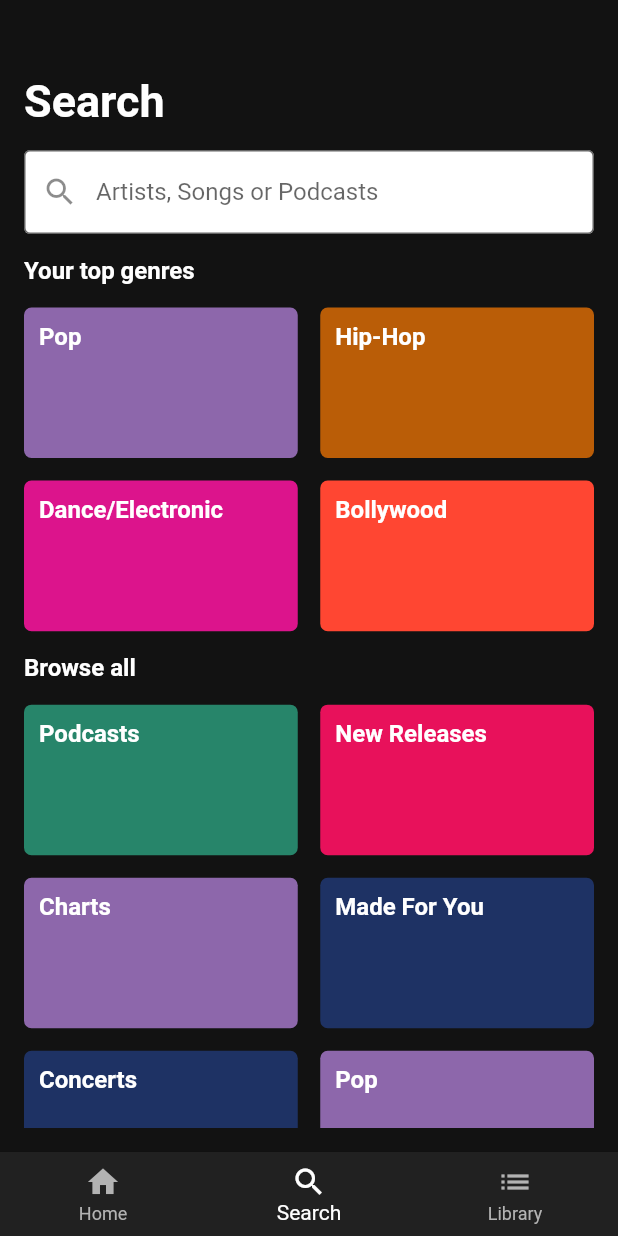
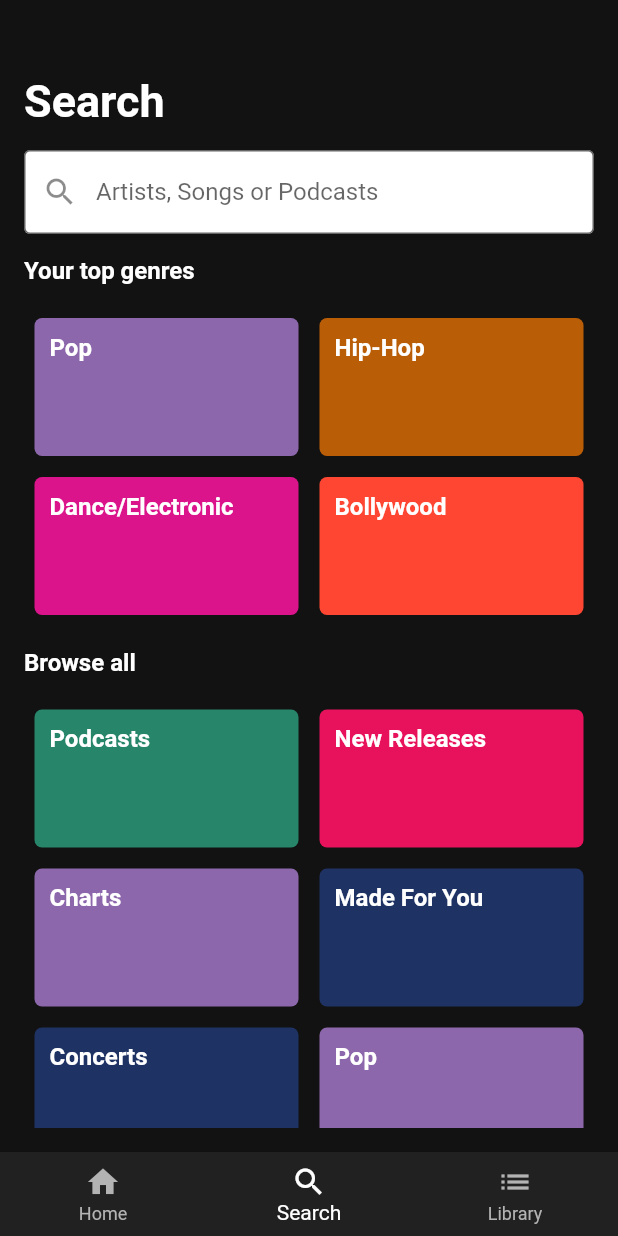
Before and after one commit to GLADI8R/spotify_clone, a Flutter app: the screen it shows after launch, item 2 of the bottom bar chosen, on a phone screen of 412 x 824 dp. Run offline on Flutter 3.47's test engine with Material 2 defaults, Android fonts, the phone set to English and light mode, and no system bars.

```diff
--- a/lib/components/genre.dart
+++ b/lib/components/genre.dart
@@ -2,36 +2,97 @@
 
 import 'package:flutter/material.dart';
 import 'package:spotify_clone/components/genre_card.dart';
+import 'package:spotify_clone/styles/constants.dart';
 
-GridView topGenreCard = GridView.count(
-  crossAxisSpacing: 15.0,
-  mainAxisSpacing: 15.0,
-  childAspectRatio: (1 / 0.55), //set the height of card
-  shrinkWrap: true,
-  crossAxisCount: 2,
+
+Container topGenreCard = Container(
+  //margin: const EdgeInsets.only(right: 10.0, bottom: 20),
+  child: Table(
     children: [
+      TableRow(children: <Widget>[
         const GenreCard(Color(0xff8d67ab), 'Pop'),
         const GenreCard(Color(0xffba5d07), 'Hip-Hop'),
+
+      ]),
+      TableRow(
+        children: <Widget>[
           const GenreCard(Color(0xffdc148c), 'Dance/Electronic'),
           const GenreCard(Color(0xffff4632), 'Bollywood'),
         ],
+      )
+    ],
+  ),
 );
 
-GridView genreCard = GridView.count(
-  crossAxisSpacing: 15.0,
-  mainAxisSpacing: 15.0,
-  childAspectRatio: (1 / 0.55), //set the height of card
-  shrinkWrap: true,
-  crossAxisCount: 2,
+// GridView topGenreCard = GridView.count(
+//   crossAxisSpacing: 15.0,
+//   mainAxisSpacing: 15.0,
+//   childAspectRatio: (1 / 0.55), //set the height of card
+//   shrinkWrap: true,
+//   crossAxisCount: 2,
+//   children: [
+//     const GenreCard(Color(0xff8d67ab), 'Pop'),
+//     const GenreCard(Color(0xffba5d07), 'Hip-Hop'),
+//     const GenreCard(Color(0xffdc148c), 'Dance/Electronic'),
+//     const GenreCard(Color(0xffff4632), 'Bollywood'),
+//   ],
+// );
+//
+
+Container genreCard = Container(
+  //margin: const EdgeInsets.only(right: 10.0, bottom: 20),
+  child: Table(
     children: [
+      TableRow(children: <Widget>[
         const GenreCard(Color(0xff27856a), 'Podcasts'),
         const GenreCard(Color(0xffe8115b), 'New Releases'),
+        ],
+      ),
+      TableRow(
+        children: <Widget>[
           const GenreCard(Color(0xff8d67ab), 'Charts'),
           const GenreCard(Color(0xff1e3264), 'Made For You'),
+        ],
+      ),
+      TableRow(
+        children: <Widget>[
           const GenreCard(Color(0xff1e3264), 'Concerts'),
           const GenreCard(Color(0xff8d67ab), 'Pop'),
+        ],
+      ),
+      TableRow(
+        children: <Widget>[
           const GenreCard(Color(0xffba5d07), 'Hip-Hop'),
           const GenreCard(Color(0xffdc148c), 'Dance/Electronic'),
+        ],
+      ),
+      TableRow(
+        children: <Widget>[
           const GenreCard(Color(0xffff4632), 'Bollywood'),
+          const GenreCard(kBlack, ''),
         ],
+      ),
+
+    ],
+  ),
 );
+
+//
+// GridView genreCard = GridView.count(
+//   crossAxisSpacing: 15.0,
+//   mainAxisSpacing: 15.0,
+//   childAspectRatio: (1 / 0.55), //set the height of card
+//   shrinkWrap: true,
+//   crossAxisCount: 2,
+//   children: [
+//     const GenreCard(Color(0xff27856a), 'Podcasts'),
+//     const GenreCard(Color(0xffe8115b), 'New Releases'),
+//     const GenreCard(Color(0xff8d67ab), 'Charts'),
+//     const GenreCard(Color(0xff1e3264), 'Made For You'),
+//     const GenreCard(Color(0xff1e3264), 'Concerts'),
+//     const GenreCard(Color(0xff8d67ab), 'Pop'),
+//     const GenreCard(Color(0xffba5d07), 'Hip-Hop'),
+//     const GenreCard(Color(0xffdc148c), 'Dance/Electronic'),
+//     const GenreCard(Color(0xffff4632), 'Bollywood'),
+//   ],
+// );
--- a/lib/components/genre_card.dart
+++ b/lib/components/genre_card.dart
@@ -15,9 +15,10 @@ class GenreCard extends StatelessWidget {
     return Container(
       child: GestureDetector(
         onTap: () {
-          print('Card pressed');
+          Navigator.pushNamed(context, '/songslist');
         },
         child: Container(
+          margin: const EdgeInsets.all(7.0),
           height: 92.0,
           padding: const EdgeInsets.all(10.0),
           decoration: BoxDecoration(
```
Also changed, not shown: lib/screens/home_page.dart (+8 -2 lines), lib/screens/playlist_songs_screen.dart (+6 -1 lines). Lines whose indentation alone changed are shown as unchanged.
